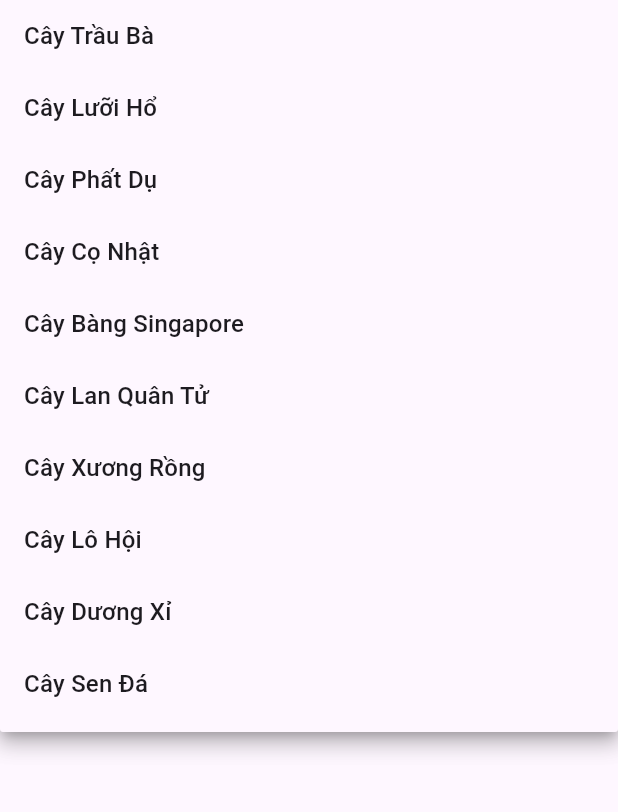
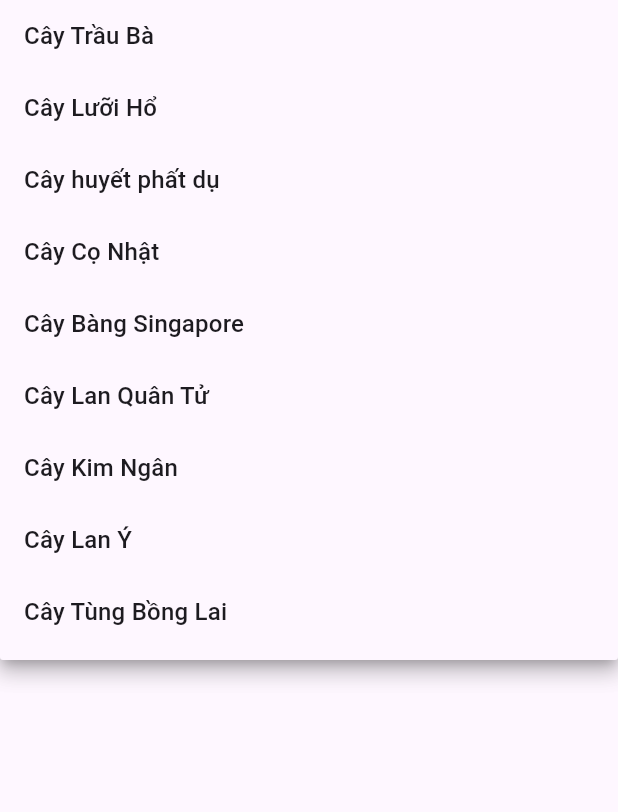
Before and after one commit to hantbk/smartpot, a Flutter app: the AddPotPage screen opened directly with empty values, after a tap on "Select Plant", on a phone screen of 412 x 824 dp, the part 300-1112 px from its top. Run offline on Flutter 3.47's test engine with Material 3 defaults, Android fonts, the phone set to English and light mode, and no system bars; our stand-ins replace firebase_core, firebase_database, flutter_dotenv, flutter_image_compress, google_fonts, image_picker and 1 more; accounts and stored records are empty; network calls fail.

Commit message:
feat: add devtools options configuration and update plant descriptions

```diff
--- /dev/null
+++ b/plantapp/devtools_options.yaml
@@ -0,0 +1,3 @@
+description: This file stores settings for Dart & Flutter DevTools.
+documentation: https://docs.flutter.dev/tools/devtools/extensions#configure-extension-enablement-states
+extensions:
--- a/plantapp/lib/pages/micro/MicroDetails.dart
+++ b/plantapp/lib/pages/micro/MicroDetails.dart
@@ -15,7 +15,6 @@ class _MicroPageState extends State<MicroPage> {
   List<Map<String, dynamic>> pots = [
     {"name": "Pot 1", "plant": plants[0]},
     {"name": "Pot 2", "plant": plants[1]},
-    {"name": "Pot 3", "plant": plants[2]},
   ];
 
   void _addPot(String name, Plant plant) {
--- a/plantapp/lib/pages/micro/NodeDetails.dart
+++ b/plantapp/lib/pages/micro/NodeDetails.dart
@@ -87,7 +87,7 @@ class _NodeDetailsState extends State<NodeDetails> {
                 mainAxisAlignment: MainAxisAlignment.center,
                 children: [
                   Text(
-                    "Pot ${selectedPlant.id} details",
+                    "Pot details",
                     style: GoogleFonts.poppins(
                         color: Colors.black,
                         fontWeight: FontWeight.w700,
--- a/plantapp/lib/pages/models/Plant.dart
+++ b/plantapp/lib/pages/models/Plant.dart
@@ -26,7 +26,8 @@ List<Plant> plants = [
     id: 1,
     name: "Cây Kim Tiền",
     imageUrl: "lib/images/cay-kim-tien.jpeg",
-    description: "Cây Kim Tiền là loài cây dễ chăm sóc và mang lại may mắn.",
+    description:
+        "Cây Kim Tiền là một trong những loài cây phong thủy phổ biến nhất, được biết đến với khả năng mang lại tài lộc, sự thịnh vượng và may mắn cho gia chủ. Với vẻ ngoài xanh mướt, thân cây mọng nước và lá hình bầu dục bóng bẩy, cây dễ chăm sóc và thích nghi tốt với nhiều điều kiện sống. Đặc biệt, cây thường được đặt trong phòng khách, văn phòng làm việc hoặc cửa hàng để tạo điểm nhấn xanh mát và thu hút vượng khí.",
     temperatureAdvice: "Nhiệt độ lý tưởng: 18-25°C.",
     soilMoistureAdvice: "Giữ ẩm vừa phải, không để đất quá ướt.",
     wateringCycleAdvice: "2-3 lần mỗi tuần.",
@@ -37,7 +38,8 @@ List<Plant> plants = [
     id: 2,
     name: "Cây Trầu Bà",
     imageUrl: "lib/images/cay-trau-ba.jpg",
-    description: "Cây Trầu Bà giúp làm sạch không khí trong nhà.",
+    description:
+        "Cây Trầu Bà không chỉ là một loài cây cảnh trang trí đẹp mắt mà còn có khả năng làm sạch không khí, loại bỏ các chất độc hại như formaldehyde và benzene. Cây có lá hình trái tim mềm mại, tượng trưng cho sự bình an và phát triển bền vững. Trầu Bà rất dễ chăm sóc, phù hợp để trồng trong chậu treo hoặc đặt trên bàn làm việc, mang lại không gian xanh mát và gần gũi với thiên nhiên.",
     temperatureAdvice: "Nhiệt độ lý tưởng: 20-28°C.",
     soilMoistureAdvice: "Đảm bảo đất ẩm, nhưng không quá ướt.",
     wateringCycleAdvice: "Mỗi tuần 1-2 lần.",
@@ -48,7 +50,7 @@ List<Plant> plants = [
     name: "Cây Lưỡi Hổ",
     imageUrl: "lib/images/cay-luoi-ho.jpeg",
     description:
-        "Cây Lưỡi Hổ có khả năng thanh lọc không khí và rất dễ chăm sóc.",
+        "Cây Lưỡi Hổ được mệnh danh là máy lọc không khí tự nhiên với khả năng hấp thụ các chất độc hại và tạo oxy vào ban đêm. Lá cây thẳng đứng, cứng cáp với các đường vân xanh đậm và viền vàng tạo nên vẻ đẹp mạnh mẽ, sang trọng. Đây là loài cây rất dễ chăm sóc, thích hợp cho những người bận rộn hoặc ít kinh nghiệm trồng cây. Cây Lưỡi Hổ thường được đặt trong phòng ngủ, phòng khách hoặc văn phòng để cải thiện không khí và phong thủy.",
     temperatureAdvice: "Nhiệt độ lý tưởng: 18-27°C.",
     soilMoistureAdvice: "Để đất khô hoàn toàn giữa các lần tưới.",
     wateringCycleAdvice: "1-2 lần mỗi tuần.",
@@ -56,10 +58,10 @@ List<Plant> plants = [
   ),
   Plant(
     id: 4,
-    name: "Cây Phất Dụ",
-    imageUrl: "lib/images/cay-phat-du.jpg",
+    name: "Cây huyết phất dụ",
+    imageUrl: "lib/images/cay-phat-du.jpeg",
     description:
-        "Cây Phất Dụ dễ chăm sóc và có thể sống trong điều kiện ánh sáng yếu.",
+        "Cây Huyết Phất Dụ, còn gọi là cây Phát Tài Huyết Rồng, mang vẻ đẹp độc đáo với lá dài, mảnh mai và những đường vân đỏ nổi bật. Cây không chỉ có giá trị thẩm mỹ mà còn được xem là biểu tượng của sự may mắn, thành công và sức khỏe. Với khả năng sống tốt trong điều kiện ánh sáng yếu, cây thường được trồng trong nhà, nơi làm việc hoặc quán cà phê để tạo không gian gần gũi và thanh lịch.",
     temperatureAdvice: "Nhiệt độ lý tưởng: 18-24°C.",
     soilMoistureAdvice: "Giữ đất ẩm, không để quá ướt.",
     wateringCycleAdvice: "Mỗi tuần 1 lần.",
@@ -68,75 +70,70 @@ List<Plant> plants = [
   Plant(
     id: 5,
     name: "Cây Cọ Nhật",
-    imageUrl: "lib/images/cay-co-nhat.jpg",
-    description: "Cây Cọ Nhật mang lại không gian tươi mát và dễ chăm sóc.",
-    temperatureAdvice: "Nhiệt độ lý tưởng: 18-26°C.",
-    soilMoistureAdvice: "Giữ đất ẩm nhưng không quá ướt.",
-    wateringCycleAdvice: "Mỗi tuần 1-2 lần.",
-    lightAdvice: "Cây cần ánh sáng gián tiếp.",
+    imageUrl: "lib/images/cay-co-nhat.jpeg",
+    description:
+        "Cây Cọ Nhật nổi bật với dáng lá xòe rộng như hình quạt, mang lại vẻ đẹp cổ điển, sang trọng và cảm giác mát mẻ. Đây là loài cây phổ biến trong trang trí nội thất và ngoại thất, giúp tạo không gian thoáng đãng, dễ chịu. Bên cạnh đó, cây còn có khả năng thanh lọc không khí, hấp thụ bụi bẩn và độc tố. Với hình dáng thanh thoát, Cọ Nhật thường được đặt trong phòng khách, ban công hoặc sân vườn.",
+    temperatureAdvice: "Nhiệt độ lý tưởng: 18-25°C.",
+    soilMoistureAdvice: "Giữ đất ẩm, nhưng không để đọng nước.",
+    wateringCycleAdvice: "2-3 lần mỗi tuần.",
+    lightAdvice:
+        "Cây ưa ánh sáng tự nhiên nhưng không trực tiếp, phù hợp với ánh sáng nhẹ trong nhà.",
   ),
   Plant(
     id: 6,
     name: "Cây Bàng Singapore",
-    imageUrl: "lib/images/cay-bang-singapore.jpg",
+    imageUrl: "lib/images/cay-bang-singapore.jpeg",
     description:
-        "Cây Bàng Singapore có thể chịu được môi trường văn phòng với ánh sáng yếu.",
-    temperatureAdvice: "Nhiệt độ lý tưởng: 22-28°C.",
-    soilMoistureAdvice: "Giữ đất ẩm vừa phải.",
-    wateringCycleAdvice: "Mỗi tuần 1 lần.",
-    lightAdvice: "Cây thích ánh sáng gián tiếp.",
+        "Cây Bàng Singapore là sự lựa chọn hoàn hảo cho những không gian hiện đại, sang trọng. Với lá to, xanh bóng và mọc đối xứng, cây tạo cảm giác gọn gàng, cân đối và đầy sức sống. Không chỉ đẹp, cây còn có khả năng làm sạch không khí và tạo cảm giác thư thái, dễ chịu. Bàng Singapore thường được trưng bày trong phòng khách, sảnh khách sạn hoặc văn phòng để làm điểm nhấn xanh tươi.",
+    temperatureAdvice: "Nhiệt độ lý tưởng: 20-30°C.",
+    soilMoistureAdvice: "Để đất khô vừa phải giữa các lần tưới.",
+    wateringCycleAdvice: "1-2 lần mỗi tuần.",
+    lightAdvice: "Cây cần ánh sáng gián tiếp, tránh ánh sáng mạnh.",
   ),
   Plant(
     id: 7,
     name: "Cây Lan Quân Tử",
-    imageUrl: "lib/images/cay-lan-quan-tu.jpg",
-    description: "Cây Lan Quân Tử dễ trồng và giúp không gian thêm tươi mới.",
-    temperatureAdvice: "Nhiệt độ lý tưởng: 18-25°C.",
-    soilMoistureAdvice: "Giữ đất ẩm vừa phải.",
-    wateringCycleAdvice: "1-2 lần mỗi tuần.",
-    lightAdvice: "Cây thích ánh sáng gián tiếp.",
+    imageUrl: "lib/images/cay-lan-quan-tu.jpeg",
+    description:
+        "Cây Lan Quân Tử là biểu tượng của sự thanh cao, kiêu hãnh và thịnh vượng. Với hoa màu cam rực rỡ nổi bật trên nền lá xanh đậm, cây mang lại vẻ đẹp sang trọng và sức sống mạnh mẽ. Lan Quân Tử rất thích hợp để làm quà tặng trong các dịp đặc biệt như khai trương, tân gia hay kỷ niệm. Đặc biệt, cây còn có ý nghĩa phong thủy sâu sắc, mang đến sự thành công và may mắn cho gia chủ.",
+    temperatureAdvice: "Nhiệt độ lý tưởng: 15-25°C.",
+    soilMoistureAdvice: "Giữ đất hơi ẩm, không để đất quá khô.",
+    wateringCycleAdvice:
+        "2 lần mỗi tuần vào mùa hè, 1 lần mỗi tuần vào mùa đông.",
+    lightAdvice: "Cây ưa ánh sáng nhẹ buổi sáng, tránh ánh nắng gắt.",
   ),
   Plant(
     id: 8,
-    name: "Cây Xương Rồng",
-    imageUrl: "lib/images/cay-xuong-rong.jpg",
-    description: "Cây Xương Rồng rất dễ chăm sóc và ít yêu cầu về nước.",
-    temperatureAdvice: "Nhiệt độ lý tưởng: 20-30°C.",
-    soilMoistureAdvice: "Để đất khô hoàn toàn trước khi tưới lại.",
-    wateringCycleAdvice: "1 lần mỗi tháng.",
-    lightAdvice: "Cây cần ánh sáng mạnh, có thể trực tiếp.",
+    name: "Cây Kim Ngân",
+    imageUrl: "lib/images/cay-kim-ngan.jpeg",
+    description:
+        "Cây Kim Ngân không chỉ đẹp mà còn mang ý nghĩa phong thủy mạnh mẽ, tượng trưng cho sự giàu có, thịnh vượng và tài lộc. Cây có thân xoắn độc đáo, lá xanh mướt hình bàn tay, tạo cảm giác tươi mới và đầy sức sống. Với khả năng sống tốt trong điều kiện ánh sáng yếu, Kim Ngân rất phù hợp để đặt trong nhà, văn phòng hoặc quán cà phê. Đây cũng là loài cây thường được sử dụng làm quà tặng trong các dịp lễ quan trọng.",
+    temperatureAdvice: "Nhiệt độ lý tưởng: 18-26°C.",
+    soilMoistureAdvice: "Đất cần đủ ẩm nhưng không ngập nước.",
+    wateringCycleAdvice: "1-2 lần mỗi tuần.",
+    lightAdvice:
+        "Cây cần ánh sáng tự nhiên, tránh ánh sáng trực tiếp quá mạnh.",
   ),
   Plant(
     id: 9,
-    name: "Cây Lô Hội",
-    imageUrl: "lib/images/cay-lo-hoi.jpg",
+    name: "Cây Lan Ý",
+    imageUrl: "lib/images/cay-lan-y.jpeg",
     description:
-        "Cây Lô Hội giúp chữa lành vết thương và dễ chăm sóc trong môi trường văn phòng.",
-    temperatureAdvice: "Nhiệt độ lý tưởng: 21-27°C.",
-    soilMoistureAdvice: "Giữ đất khô hoàn toàn trước khi tưới lại.",
-    wateringCycleAdvice: "Mỗi tuần 1 lần.",
-    lightAdvice: "Cây cần ánh sáng gián tiếp.",
+        "Cây Lan Ý không chỉ nổi bật với hoa trắng tinh khiết mà còn được yêu thích nhờ khả năng hấp thụ độc tố, cải thiện không khí trong nhà. Cây mang vẻ đẹp nhẹ nhàng, thanh lịch và biểu tượng của sự bình yên, hạnh phúc. Lan Ý thích hợp để trồng trong các không gian như phòng ngủ, phòng khách hoặc phòng làm việc, tạo không gian trong lành và dễ chịu.",
+    temperatureAdvice: "Nhiệt độ lý tưởng: 20-30°C.",
+    soilMoistureAdvice: "Giữ đất ẩm, không để khô lâu ngày.",
+    wateringCycleAdvice: "2-3 lần mỗi tuần, tùy vào độ ẩm không khí.",
+    lightAdvice: "Cây ưa ánh sáng nhẹ và bóng râm.",
   ),
   Plant(
     id: 10,
-    name: "Cây Dương Xỉ",
-    imageUrl: "lib/images/cay-duong-xi.jpg",
+    name: "Cây Tùng Bồng Lai",
+    imageUrl: "lib/images/cay-tung-bong-lai.jpeg",
     description:
-        "Cây Dương Xỉ là loài cây dễ trồng và giúp làm sạch không khí.",
-    temperatureAdvice: "Nhiệt độ lý tưởng: 18-24°C.",
-    soilMoistureAdvice: "Cây cần đất luôn ẩm.",
-    wateringCycleAdvice: "Mỗi tuần 1 lần.",
-    lightAdvice: "Cây thích ánh sáng gián tiếp hoặc bóng râm.",
-  ),
-  Plant(
-    id: 11,
-    name: "Cây Sen Đá",
-    imageUrl: "lib/images/cay-sen-da.jpg",
-    description:
-        "Cây Sen Đá thích hợp cho không gian văn phòng với nhu cầu chăm sóc ít.",
-    temperatureAdvice: "Nhiệt độ lý tưởng: 20-30°C.",
-    soilMoistureAdvice: "Để đất khô hoàn toàn trước khi tưới lại.",
-    wateringCycleAdvice: "2 tuần 1 lần.",
-    lightAdvice: "Cây cần ánh sáng trực tiếp.",
+        "Cây Tùng Bồng Lai mang vẻ đẹp nhỏ nhắn nhưng đầy mạnh mẽ, biểu tượng của sự trường thọ, sức khỏe và bình an. Với tán lá dày đặc, xanh mướt, cây thường được dùng làm cây cảnh để bàn hoặc bonsai trang trí. Tùng Bồng Lai không chỉ giúp làm đẹp không gian mà còn tạo cảm giác thư giãn, gần gũi với thiên nhiên. Đây là lựa chọn tuyệt vời để làm quà tặng cho bạn bè và người thân.",
+    temperatureAdvice: "Nhiệt độ lý tưởng: 15-25°C.",
+    soilMoistureAdvice: "Giữ đất khô giữa các lần tưới, không để úng nước.",
+    wateringCycleAdvice: "1 lần mỗi tuần, tùy thuộc vào độ ẩm không khí.",
+    lightAdvice: "Cây thích ánh sáng tự nhiên, có thể chịu bóng râm.",
   ),
 ];
--- a/plantapp/lib/pages/user/userlogin.dart
+++ b/plantapp/lib/pages/user/userlogin.dart
@@ -61,7 +61,7 @@ class UserLogin extends StatelessWidget {
 
             // Title
             Text(
-              "Welcome to Smart Planting!",
+              "Welcome to Smart Pot!",
               style: GoogleFonts.poppins(
                 color: Colors.black,
                 fontWeight: FontWeight.w700,
```
Also changed, not shown: plantapp/lib/images/cay-bang-singapore.jpeg (added), plantapp/lib/images/cay-co-nhat.jpeg (added), plantapp/lib/images/cay-kim-ngan.jpeg (added), plantapp/lib/images/cay-lan-quan-tu.jpeg (added), plantapp/lib/images/cay-lan-y.jpeg (added), plantapp/lib/images/cay-phat-du.jpeg (added), plantapp/lib/images/cay-tung-bong-lai.jpeg (added).
